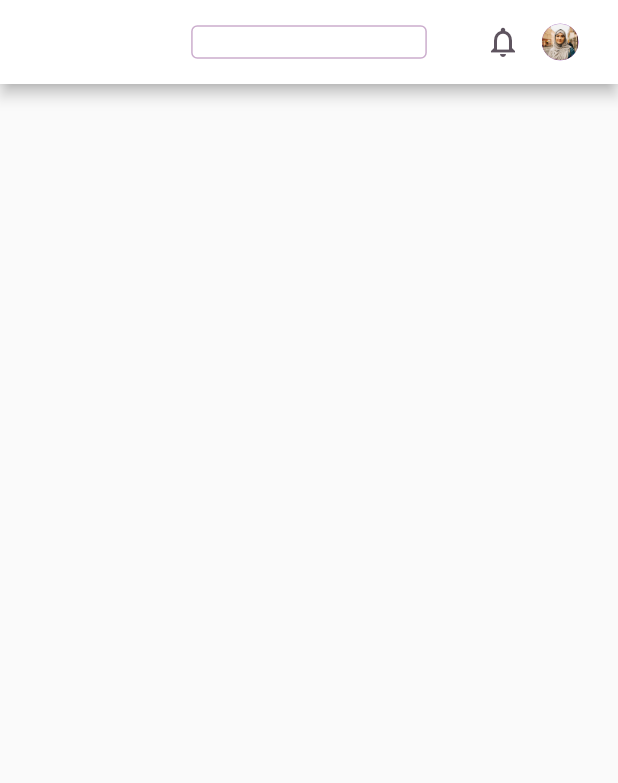
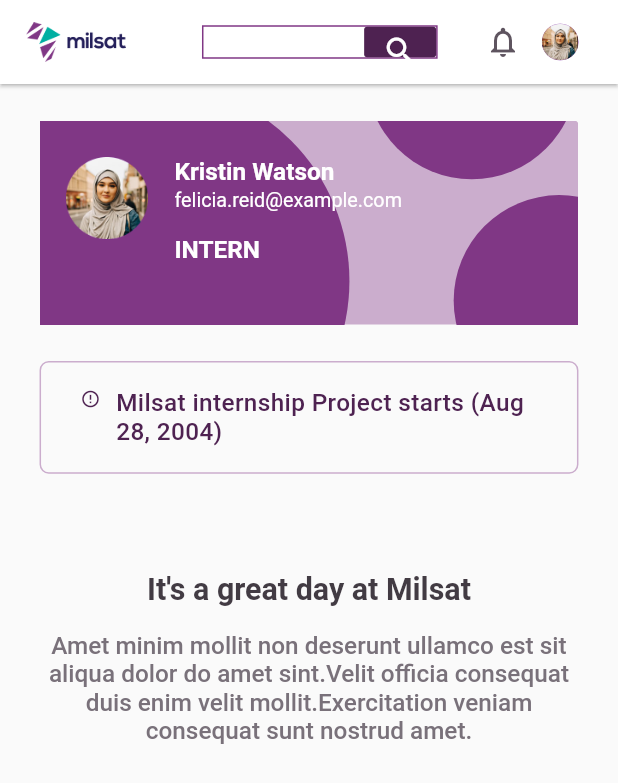
Before and after one commit to chris-netizen/milsat_intern_management_app, a Flutter app: the HomePage screen opened directly, on a phone screen of 412 x 824 dp. Shown: the top 783 px of the screen. Run offline on Flutter 3.47's test engine with Material 2 defaults, Android fonts, the phone set to English and light mode, and no system bars; our stand-ins replace flutter_screenutil, fluttericon, gap; Roboto replaces fonts that are missing (RaleWay, Raleway).

Commit message:
added new files

```diff
--- /dev/null
+++ b/lib/extras/circleAvatar.dart
@@ -0,0 +1,16 @@
+import 'package:flutter/material.dart';
+
+class CircleAvatarMock extends StatelessWidget {
+  final double radius;
+  final String imageString;
+  const CircleAvatarMock(
+      {super.key, required this.radius, required this.imageString});
+
+  @override
+  Widget build(BuildContext context) {
+    return CircleAvatar(
+      radius: radius,
+      child: Image.asset(imageString),
+    );
+  }
+}
--- a/lib/extras/constants.dart
+++ b/lib/extras/constants.dart
@@ -2,10 +2,13 @@ import 'package:flutter/material.dart';
 import 'package:milsat_management_app/files.dart';
 
 class AppTheme {
-  static const mainAppTheme = Colors.white;
+  static const mainAppTheme = Color(0xFFFFFFFF);
   static const textColor = Color(0xFF5E545F);
   static const smallTextColor = Color(0xFF79717A);
   static const deepPurpleColor = Color(0xFF803785);
+  static const mobileAlertColor = Color(0xFFCBADCD);
+  static const deepestPurpleColor = Color(0xFF4E2251);
+  static const greyTextColor = Color(0xFF423B43);
 }
 
 TextStyle boldTextStyle = TextStyle(
@@ -43,6 +46,14 @@ TextStyle coloredTextStyle2 = TextStyle(
   fontFamily: 'RaleWay',
 );
 
+TextStyle alertTextStyle2 = TextStyle(
+  color: const Color(0xFF4E2251),
+  fontSize: 16.sp,
+  fontWeight: FontWeight.w500,
+  fontFamily: 'RaleWay',
+  letterSpacing: 0.25,
+);
+
 TextStyle veryBoldTextStyle = TextStyle(
   color: const Color(0xFF2D282E),
   fontSize: 36.sp,
--- /dev/null
+++ b/lib/extras/intern_info.dart
@@ -0,0 +1,64 @@
+import 'package:flutter/material.dart';
+
+import '../files.dart';
+
+class InternInfoBox extends StatelessWidget {
+  const InternInfoBox({super.key});
+
+  @override
+  Widget build(BuildContext context) {
+    return Stack(
+      children: [
+        Container(
+          height: 134.h,
+          width: 327.w,
+          decoration: BoxDecoration(
+            borderRadius: BorderRadius.circular(2.87.r),
+            color: const Color(0xFFCBADCD),
+          ),
+        ),
+        Positioned(
+          top: -25.h,
+          left: -63.w,
+          child: Container(
+            height: 261.h,
+            width: 261.w,
+            decoration: const BoxDecoration(
+              color: AppTheme.deepPurpleColor,
+              shape: BoxShape.circle,
+            ),
+          ),
+        ),
+        Positioned(
+          top: -100.h,
+          left: 193.w,
+          child: Container(
+            height: 138.52.h,
+            width: 138.52.w,
+            decoration: const BoxDecoration(
+              color: AppTheme.deepPurpleColor,
+              shape: BoxShape.circle,
+            ),
+          ),
+        ),
+        Positioned(
+          top: 49.h,
+          left: 246.w,
+          child: Container(
+            height: 138.52.h,
+            width: 138.52.w,
+            decoration: const BoxDecoration(
+              color: AppTheme.deepPurpleColor,
+              shape: BoxShape.circle,
+            ),
+          ),
+        ),
+        Positioned(
+          left: 16.w,
+          top: 24.h,
+          child: const ProfileHeader(),
+        )
+      ],
+    );
+  }
+}
--- /dev/null
+++ b/lib/extras/profile_header.dart
@@ -0,0 +1,49 @@
+import 'package:flutter/material.dart';
+import 'package:milsat_management_app/files.dart';
+
+class ProfileHeader extends StatelessWidget {
+  const ProfileHeader({super.key});
+
+  @override
+  Widget build(BuildContext context) {
+    return Row(
+      crossAxisAlignment: CrossAxisAlignment.start,
+      children: [
+        CircleAvatarMock(
+          radius: 27.r,
+          imageString: 'assets/person.png',
+        ),
+        Gap(16.w),
+        Column(
+          crossAxisAlignment: CrossAxisAlignment.start,
+          children: [
+            Text(
+              'Kristin Watson',
+              style: TextStyle(
+                  fontSize: 16.sp,
+                  fontWeight: FontWeight.w700,
+                  color: AppTheme.mainAppTheme),
+            ),
+            Gap(2.h),
+            Text(
+              'felicia.reid@example.com',
+              style: TextStyle(
+                  fontSize: 13.sp,
+                  fontWeight: FontWeight.w400,
+                  color: AppTheme.mainAppTheme),
+            ),
+            Gap(16.h),
+            Text(
+              'INTERN',
+              style: TextStyle(
+                fontSize: 16.sp,
+                fontWeight: FontWeight.w700,
+                color: AppTheme.mainAppTheme,
+              ),
+            ),
+          ],
+        ),
+      ],
+    );
+  }
+}
--- a/lib/files.dart
+++ b/lib/files.dart
@@ -12,3 +12,6 @@ export 'package:milsat_management_app/screens/forget_password.dart';
 export 'package:milsat_management_app/extras/wide_app_button.dart';
 export 'package:milsat_management_app/screens/reset_password.dart';
 export 'package:milsat_management_app/extras/return_to_login.dart';
+export 'package:milsat_management_app/extras/circleAvatar.dart';
+export 'package:milsat_management_app/extras/intern_info.dart';
+export 'package:milsat_management_app/extras/profile_header.dart';
--- a/lib/screens/home_page.dart
+++ b/lib/screens/home_page.dart
@@ -1,4 +1,5 @@
 import 'package:flutter/material.dart';
+
 import 'package:milsat_management_app/files.dart';
 
 class HomePage extends StatelessWidget {
@@ -8,26 +9,47 @@ class HomePage extends StatelessWidget {
   Widget build(BuildContext context) {
     return Scaffold(
       appBar: AppBar(
-        title: Container(
-          alignment: Alignment.center,
-          padding: const EdgeInsets.all(8),
+        title: Row(
+          mainAxisAlignment: MainAxisAlignment.start,
+          children: [
+            Image.asset(
+              'assets/app_logo2.png',
+              height: 25.65.h,
+              width: 63.w,
+            ),
+            Gap(45.w),
+            Container(
               height: 22.h,
               width: 143.w,
               decoration: BoxDecoration(
                 border: Border.all(
-              color: const Color(0xFFCBADCD),
+                  color: AppTheme.deepPurpleColor,
                 ),
-            borderRadius: BorderRadius.circular(4.r),
               ),
               child: TextField(
-            cursorHeight: 12.h,
-            decoration: const InputDecoration(
+                decoration: InputDecoration(
                   border: InputBorder.none,
+                  suffixIcon: Container(
+                    padding: const EdgeInsets.all(4),
+                    height: 14.h,
+                    width: 14.w,
+                    decoration: BoxDecoration(
+                      borderRadius: BorderRadius.circular(2.r),
+                      color: AppTheme.deepestPurpleColor,
+                    ),
+                    child: const Icon(
+                      Icons.search,
+                      color: AppTheme.mainAppTheme,
                     ),
                   ),
                 ),
+                cursorHeight: 12.h,
+              ),
+            ),
+          ],
+        ),
         automaticallyImplyLeading: false,
-        centerTitle: true,
+        elevation: 1,
         backgroundColor: AppTheme.mainAppTheme,
         actions: [
           const Icon(
@@ -35,13 +57,72 @@ class HomePage extends StatelessWidget {
             color: AppTheme.textColor,
           ),
           Gap(12.67.w),
-          CircleAvatar(
+          CircleAvatarMock(
             radius: 12.r,
-            child: Image.asset('assets/person.png'),
+            imageString: 'assets/person.png',
           ),
           Gap(24.w),
         ],
       ),
+      body: Padding(
+        padding: EdgeInsets.symmetric(
+          horizontal: 24.w,
+          vertical: 24.h,
+        ),
+        child: Column(
+          children: [
+            const InternInfoBox(),
+            Gap(24.h),
+            Container(
+              padding: EdgeInsets.symmetric(
+                horizontal: 24.w,
+                vertical: 17.33.h,
+              ),
+              height: 74.h,
+              decoration: BoxDecoration(
+                border: Border.all(color: AppTheme.mobileAlertColor),
+                borderRadius: BorderRadius.circular(6.r),
+              ),
+              child: Row(
+                crossAxisAlignment: CrossAxisAlignment.start,
+                children: [
+                  const Icon(
+                    Icons.error_outline,
+                    color: AppTheme.deepestPurpleColor,
+                    size: 13.33,
+                  ),
+                  Gap(9.33.w),
+                  Text(
+                    'Milsat internship Project starts (Aug \n28, 2004)',
+                    style: alertTextStyle2,
+                  ),
+                ],
+              ),
+            ),
+            Gap(64.h),
+            Text(
+              'It\'s a great day at Milsat',
+              style: TextStyle(
+                color: AppTheme.greyTextColor,
+                fontSize: 20.sp,
+                fontWeight: FontWeight.w600,
+              ),
+            ),
+            Gap(16.h),
+            Text(
+              'Amet minim mollit non deserunt ullamco est sit aliqua dolor do amet sint.'
+              'Velit officia consequat duis enim velit mollit.'
+              'Exercitation veniam consequat sunt nostrud amet.',
+              textAlign: TextAlign.center,
+              style: TextStyle(
+                  color: const Color(0xFF79717A),
+                  fontSize: 16.sp,
+                  fontWeight: FontWeight.w500,
+                  fontFamily: 'Raleway'),
+            ),
+          ],
+        ),
+      ),
     );
   }
 }
```
Lines whose indentation alone changed are shown as unchanged.
